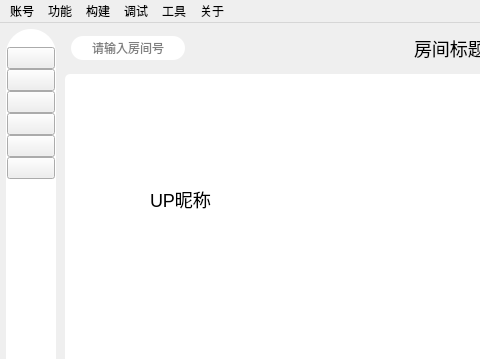
First picture: the form in mainwindow/mainwindow.ui, repository iwxyi/Bilibili-MagicalDanmaku, before the edit; both pictures show x 0 to 480 and y 0 to 359 of the 842 by 620 pixel window.
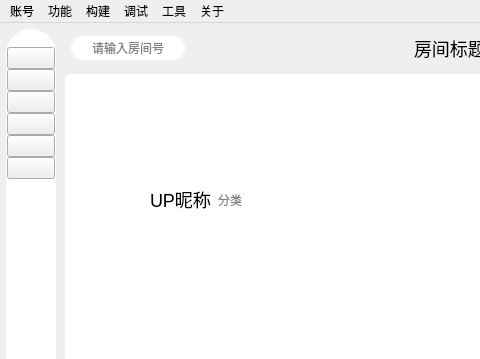
Second picture: the form after the edit. Icons and pictures are not drawn. Custom widgets are drawn as their Qt base class.

Commit message: 新增直播时一键修改分区

The edit to the form file:
```diff
--- a/mainwindow/mainwindow.ui
+++ b/mainwindow/mainwindow.ui
@@ -392,6 +392,11 @@
                   </widget>
                  </item>
                  <item>
+                  <layout class="QHBoxLayout" name="horizontalLayout_59">
+                   <property name="topMargin">
+                    <number>0</number>
+                   </property>
+                   <item>
                   <widget class="ClickableLabel" name="upNameLabel">
                    <property name="cursor">
                     <cursorShape>PointingHandCursor</cursorShape>
@@ -411,6 +416,27 @@
                   </widget>
                  </item>
                  <item>
+                    <widget class="ClickableLabel" name="roomAreaLabel">
+                     <property name="cursor">
+                      <cursorShape>PointingHandCursor</cursorShape>
+                     </property>
+                     <property name="toolTip">
+                      <string>&lt;html&gt;&lt;head/&gt;&lt;body&gt;&lt;p&gt;主播：查看与切换分类&lt;/p&gt;&lt;p&gt;观众：查看当前分类列表&lt;/p&gt;&lt;/body&gt;&lt;/html&gt;</string>
+                     </property>
+                     <property name="styleSheet">
+                      <string notr="true">color:gray;</string>
+                     </property>
+                     <property name="text">
+                      <string>分类</string>
+                     </property>
+                     <property name="alignment">
+                      <set>Qt::AlignLeading|Qt::AlignLeft|Qt::AlignVCenter</set>
+                     </property>
+                    </widget>
+                   </item>
+                  </layout>
+                 </item>
+                 <item>
                   <widget class="QLabel" name="upLevelLabel">
                    <property name="sizePolicy">
                     <sizepolicy hsizetype="Minimum" vsizetype="Preferred">
```
Left out of the diff: 4 changed lines with no effect on the pictures. Lines whose indentation alone changed are shown as unchanged. The commit also changes 2 other files.
